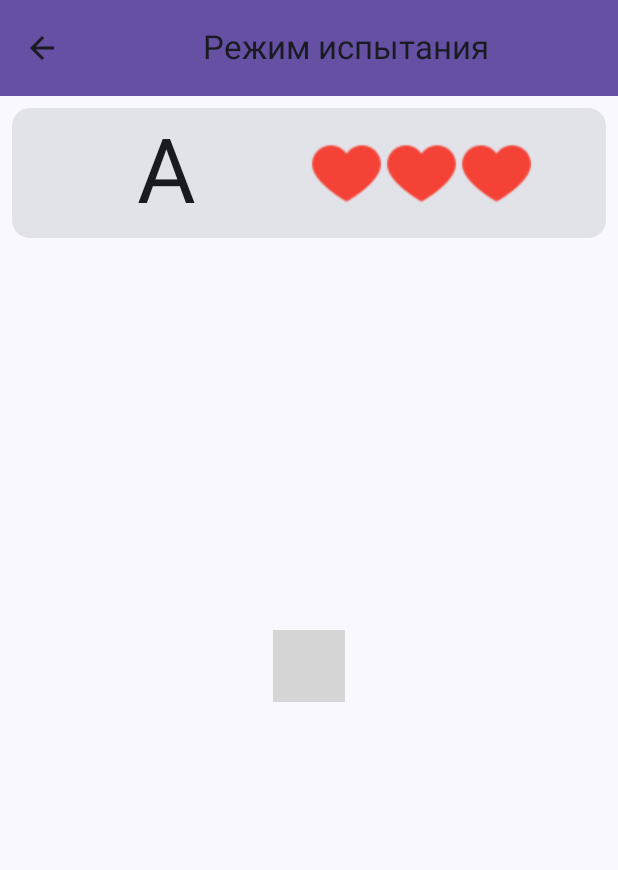
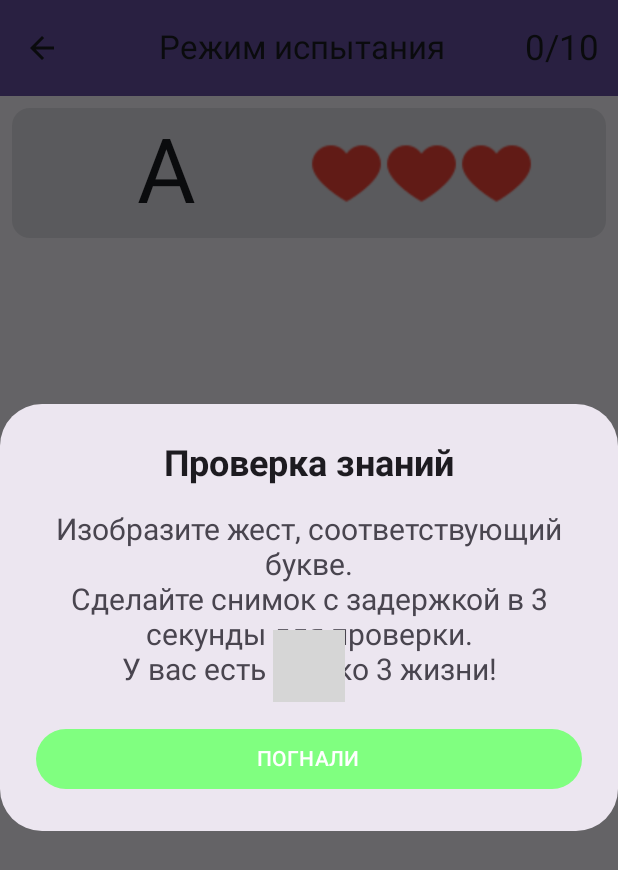
Before and after one commit to fikkkkus/LearnGestures, an Android app built with Jetpack Compose: the screen it shows after launch (ExaminationActivity), after a tap on "Испытание", on a phone screen of 412 x 824 dp. Shown: the top 870 px of the screen. Run offline under Robolectric (Android 15) with nearby library versions, the phone set to English and light mode, and no system bars; our stand-ins replace Room's generated code; libraries missing offline, so code that uses them is left out: com.chaquo.python; 2 statements that could not run were skipped; grey boxes are pictures that could not be loaded.

Commit message:
Last version(maybe)

```diff
--- a/app/build.gradle.kts
+++ b/app/build.gradle.kts
@@ -23,7 +23,6 @@ android {
         defaultConfig {
             pip {
                   install("numpy")
-                  install("scikit-learn")
                  install("tensorflow")
                install("opencv-python")
             }
--- a/app/src/main/java/com/bignerdranch/android/learngestures/ExaminationActivity.kt
+++ b/app/src/main/java/com/bignerdranch/android/learngestures/ExaminationActivity.kt
@@ -1,8 +1,5 @@
 package com.bignerdranch.android.learngestures
 
-import android.Manifest
-import android.content.pm.PackageManager
-import android.gesture.Gesture
 import android.net.Uri
 import android.os.Bundle
 import android.util.Log
@@ -10,7 +7,6 @@ import androidx.activity.ComponentActivity
 import androidx.activity.OnBackPressedDispatcher
 import androidx.activity.compose.LocalOnBackPressedDispatcherOwner
 import androidx.activity.compose.setContent
-import androidx.activity.result.contract.ActivityResultContracts
 import androidx.compose.foundation.Image
 import androidx.compose.foundation.background
 import androidx.compose.foundation.layout.Box
@@ -44,29 +40,24 @@ import androidx.compose.runtime.setValue
 import androidx.compose.ui.Alignment
 import androidx.compose.ui.Modifier
 import androidx.compose.ui.graphics.Color
-import androidx.compose.ui.platform.LocalContext
 import androidx.compose.ui.res.painterResource
 import androidx.compose.ui.text.TextStyle
+import androidx.compose.ui.text.font.FontWeight
 import androidx.compose.ui.text.style.TextAlign
 import androidx.compose.ui.unit.dp
 import androidx.compose.ui.unit.sp
-import androidx.core.content.ContextCompat
 import androidx.lifecycle.lifecycleScope
 import androidx.lifecycle.viewmodel.compose.viewModel
-import coil.compose.ImagePainter.State.Empty.painter
-import coil.compose.rememberImagePainter
 import com.bignerdranch.android.learngestures.db.data.GesturesEntity
 import com.bignerdranch.android.learngestures.ui.theme.LearnGesturesTheme
 import com.bignerdranch.android.learngestures.ui.theme.Purple40
 import com.chaquo.python.Python
-import com.chaquo.python.android.AndroidPlatform
 import kotlinx.coroutines.delay
-import kotlinx.coroutines.flow.Flow
 import kotlinx.coroutines.launch
 import java.io.File
 import java.util.concurrent.ExecutorService
 import java.util.concurrent.Executors
-import kotlin.random.Random
+
 
 
 class ExaminationActivity : ComponentActivity() {
@@ -78,33 +69,45 @@ class ExaminationActivity : ComponentActivity() {
     private lateinit var photoUri: Uri
     private var shouldShowPhoto: MutableState<Boolean> = mutableStateOf(false)
 
+    private val COUNT_GESTURES = 10
+    private val MAX_INDEX_GESTURE = 25
+    private var GESTURES_INDEXES = (0 until MAX_INDEX_GESTURE)
+        .toList()
+        //.shuffled()
+        .take(COUNT_GESTURES)
+
+    var indexLetter by mutableStateOf(0)
+    var thisLetter = ""
+
+    var openDialogExit by mutableStateOf(false)
+    var openDialogLoser by mutableStateOf(false)
+    var openDialogWinner by mutableStateOf(false)
+
+
+    var countHeartOn by mutableStateOf(3)
+    var countHeartOff by mutableStateOf(0)
+
+    var showInstructionDialog by mutableStateOf(true)
+
+    var showCheckmark by mutableStateOf(false)
+    var showCross by mutableStateOf(false)
+
     override fun onBackPressed() {
         openDialogExit = true
         return; super.onBackPressed()
     }
 
-    private val COUNT_GESTURES = 24
-
-    var openDialogExit by mutableStateOf(false)
-    var openDialogLoser by mutableStateOf(false)
-    var openDialogWinner by mutableStateOf(false)
-
-    var indexLetter by mutableStateOf(0)
-    var thisLetter = ""
-
-    var countHeartOn by mutableStateOf(3)
-    var countHeartOff by mutableStateOf(0)
-
-
     @OptIn(ExperimentalMaterial3Api::class)
     override fun onCreate(savedInstanceState: Bundle?) {
         super.onCreate(savedInstanceState)
-
 
         outputDirectory = getOutputDirectory()
         cameraExecutor = Executors.newSingleThreadExecutor()
 
         setContent {
+
+            showInstructionDialog()
+
             val mainViewModel: MainViewModel = viewModel(factory = MainViewModel.factory)
             val itemsList = mainViewModel.getAllGestures().collectAsState(listOf())
 
@@ -169,9 +172,22 @@ class ExaminationActivity : ComponentActivity() {
 
         if (predict == thisLetter) {
             indexLetter++
+
+            showCheckmark = true
+            lifecycleScope.launch {
+                delay(1500)
+                showCheckmark = false
+            }
+
         } else {
             countHeartOff++
             countHeartOn--
+
+            showCross = true
+            lifecycleScope.launch {
+                delay(1500)
+                showCross = false
+            }
         }
     }
 
@@ -185,6 +201,56 @@ class ExaminationActivity : ComponentActivity() {
     override fun onDestroy() {
         super.onDestroy()
         cameraExecutor.shutdown()
+    }
+    @Composable
+    private fun showInstructionDialog() {
+        if (showInstructionDialog) {
+            AlertDialog(
+                onDismissRequest = {
+                    showInstructionDialog = false
+                },
+                title = {
+                    Text(
+                        text = "Проверка знаний",
+                        fontSize = 24.sp,
+                        fontWeight = FontWeight.Bold,
+                        modifier = Modifier.fillMaxWidth(),
+                        textAlign = TextAlign.Center
+                    )
+                },
+                text = {
+                    Column {
+                        Text(
+                            text = "Изобразите жест, соответствующий букве.",
+                            style = TextStyle(fontSize = 20.sp),
+                            textAlign = TextAlign.Center
+                        )
+                        Text(
+                            text = "Сделайте снимок с задержкой в 3 секунды для проверки.",
+                            style = TextStyle(fontSize = 20.sp),
+                            textAlign = TextAlign.Center
+                        )
+                        Text(
+                            text = "У вас есть только 3 жизни!",
+                            style = TextStyle(fontSize = 20.sp),
+                            modifier = Modifier.fillMaxWidth(),
+                            textAlign = TextAlign.Center
+                        )
+                    }
+                },
+                confirmButton = {
+                    Button(
+                        modifier = Modifier.fillMaxWidth(),
+                        onClick = {
+                            showInstructionDialog = false
+                        },
+                        colors = ButtonDefaults.buttonColors(Color(128, 255, 128))
+                    ) {
+                        Text("ПОГНАЛИ")
+                    }
+                }
+            )
+        }
     }
 
     @OptIn(ExperimentalMaterial3Api::class)
@@ -208,6 +274,14 @@ class ExaminationActivity : ComponentActivity() {
                     )
                 }
             },
+            actions = {
+                Text(
+                    text = "$indexLetter/$COUNT_GESTURES",
+                    fontSize = 23.sp,
+                    modifier = Modifier.padding(end = 8.dp),
+                    color = MaterialTheme.colorScheme.onBackground,
+                )
+            }
         )
     }
 
@@ -236,15 +310,23 @@ class ExaminationActivity : ComponentActivity() {
                 )
             }
 
-            if (shouldShowPhoto.value) {
-                Image(
-                painter = rememberImagePainter(photoUri),
-                contentDescription = null,
-                modifier = Modifier.fillMaxSize()
-                )
+            if (showCheckmark) {
+                Checkmark()
             }
 
-            if (indexLetter > COUNT_GESTURES) {
+            if (showCross) {
+                Cross()
+            }
+
+//            if (shouldShowPhoto.value) {
+//                Image(
+//                painter = rememberImagePainter(photoUri),
+//                contentDescription = null,
+//                modifier = Modifier.fillMaxSize()
+//                )
+//            }
+
+            if (indexLetter > COUNT_GESTURES - 1) {
                 openDialogWinner = true
             } else {
                 itemsList.value?.let { letter ->
@@ -264,9 +346,9 @@ class ExaminationActivity : ComponentActivity() {
                                         .weight(1f)
                                         .align(Alignment.CenterVertically),
                                 ) {
-                                    thisLetter = letter[indexLetter].name;
+                                    thisLetter = letter[GESTURES_INDEXES[indexLetter]].name;
                                     Text(
-                                        text = letter[indexLetter].name,
+                                        text = letter[GESTURES_INDEXES[indexLetter]].name,
                                         style = MaterialTheme.typography.headlineLarge,
                                         fontSize = 60.sp,
                                         modifier = Modifier
@@ -290,6 +372,27 @@ class ExaminationActivity : ComponentActivity() {
             }
         }
     }
+
+    @Composable
+    private fun Checkmark() {
+        Image(
+            painter = painterResource(id = R.drawable.true1),
+            contentDescription = null,
+            modifier = Modifier
+                .size(200.dp)
+        )
+    }
+
+    @Composable
+    private fun Cross() {
+        Image(
+            painter = painterResource(id = R.drawable.false1),
+            contentDescription = null,
+            modifier = Modifier
+                .size(200.dp)
+        )
+    }
+
 
     @Composable
     private fun HeartsRow(countHeartOn: Int, countHeartOff: Int) {
@@ -396,7 +499,12 @@ class ExaminationActivity : ComponentActivity() {
             dismissButton = {
                 Button(
                     modifier = Modifier.fillMaxWidth(),
-                    onClick = { onRetry() },
+                    onClick = {
+                        GESTURES_INDEXES = (0 until MAX_INDEX_GESTURE)
+                        .toList()
+                        //.shuffled()
+                        .take(COUNT_GESTURES);
+                        onRetry() },
                     colors = ButtonDefaults.buttonColors(Color(128, 255, 128))
                 ) {
                     Text("Да")
--- a/app/src/main/java/com/bignerdranch/android/learngestures/MainActivity.kt
+++ b/app/src/main/java/com/bignerdranch/android/learngestures/MainActivity.kt
@@ -2,7 +2,6 @@ package com.bignerdranch.android.learngestures
 
 import android.content.pm.PackageManager
 import android.os.Bundle
-import android.util.Log
 import androidx.activity.ComponentActivity
 import androidx.activity.compose.setContent
 import androidx.activity.result.contract.ActivityResultContracts
@@ -12,14 +11,9 @@ import androidx.compose.material3.Surface
 import androidx.compose.material3.Text
 import androidx.compose.runtime.Composable
 import androidx.compose.ui.Modifier
-import androidx.compose.ui.tooling.preview.Preview
-import androidx.core.app.ActivityCompat
 import androidx.core.content.ContextCompat
 import com.bignerdranch.android.learngestures.ui.theme.LearnGesturesTheme
 import android.Manifest
-import android.net.Uri
-import androidx.compose.foundation.Image
-import androidx.compose.foundation.background
 import androidx.compose.foundation.layout.Arrangement
 import androidx.compose.foundation.layout.Box
 import androidx.compose.foundation.layout.Column
@@ -29,50 +23,29 @@ import androidx.compose.foundation.layout.fillMaxHeight
 import androidx.compose.foundation.layout.fillMaxWidth
 import androidx.compose.foundation.layout.height
 import androidx.compose.foundation.layout.padding
-import androidx.compose.foundation.layout.size
-import androidx.compose.foundation.layout.width
 import androidx.compose.foundation.layout.wrapContentHeight
-import androidx.compose.foundation.layout.wrapContentSize
-import androidx.compose.foundation.layout.wrapContentWidth
 import androidx.compose.material.icons.Icons
-import androidx.compose.material.icons.filled.QuestionMark
 import androidx.compose.material.icons.filled.School
-import androidx.compose.material.icons.filled.Settings
 import androidx.compose.material.icons.filled.Tv
 import androidx.compose.material.icons.filled.Whatshot
 import androidx.compose.material3.Button
 import androidx.compose.material3.Icon
-import androidx.compose.material3.IconButton
 import androidx.compose.runtime.MutableState
 import androidx.compose.runtime.mutableStateOf
 import androidx.compose.ui.Alignment
-import androidx.compose.ui.draw.clip
 import androidx.compose.ui.graphics.vector.ImageVector
 import androidx.compose.ui.text.TextStyle
 import androidx.compose.ui.text.font.FontWeight
 import androidx.compose.ui.unit.dp
 import androidx.compose.ui.unit.sp
-import androidx.core.content.PermissionChecker
-import coil.compose.rememberImagePainter
-import com.google.android.engage.common.datamodel.Image
-import java.io.File
-import java.util.concurrent.ExecutorService
-import java.util.concurrent.Executors
 import android.content.Intent
-import android.provider.MediaStore
-import androidx.compose.ui.focus.FocusDirection.Companion.In
-import androidx.core.content.ContentProviderCompat.requireContext
-import androidx.core.content.ContextCompat.startActivity
-import androidx.lifecycle.lifecycleScope
-import androidx.lifecycle.viewmodel.compose.viewModel
-import com.bignerdranch.android.learngestures.db.data.GesturesEntity
-import androidx.lifecycle.viewmodel.compose.viewModel
-import com.bignerdranch.android.learngestures.MainViewModel.Companion.factory
+import androidx.compose.material3.AlertDialog
+import androidx.compose.material3.ButtonDefaults
+import androidx.compose.runtime.getValue
+import androidx.compose.runtime.setValue
+import androidx.compose.ui.graphics.Color
 import com.chaquo.python.Python
 import com.chaquo.python.android.AndroidPlatform
-import kotlinx.coroutines.Dispatchers
-import kotlinx.coroutines.GlobalScope
-import kotlinx.coroutines.launch
 
 class MainActivity : ComponentActivity() {
 
@@ -85,6 +58,8 @@ class MainActivity : ComponentActivity() {
             shouldShowCamera.value = true
         }
     }
+
+    var openError by mutableStateOf(false)
 
     private fun initPython() {
         if (!Python.isStarted()) {
@@ -107,6 +82,7 @@ class MainActivity : ComponentActivity() {
 
     override fun onCreate(savedInstanceState: Bundle?) {
         initPython()
+
         super.onCreate(savedInstanceState)
         setContent {
             LearnGesturesTheme {
@@ -149,7 +125,14 @@ class MainActivity : ComponentActivity() {
     @Composable
     fun MenuButton(icon: ImageVector, text: String, onClick: () -> Unit) {
         Button(
-            onClick = onClick,
+            onClick = {
+                if (text == "Испытание") {
+                    onClick()
+                }
+                else{
+                   openError = true;
+                }
+            },
             modifier = Modifier
                 .fillMaxWidth()
                 .height(60.dp)
@@ -189,8 +172,6 @@ class MainActivity : ComponentActivity() {
                         activity.startActivity(intent)
                     }
             }
-
-            Log.e("errors1", "onCreate")
         }
     }
 
@@ -213,16 +194,36 @@ class MainActivity : ComponentActivity() {
             ) {
                 Text("Справочник жестов")
             }
+        }
+    }
 
-            IconButton(
-                onClick = { /* Handle settings icon click */ },
-                modifier = Modifier
-                    .size(48.dp)
-                    .align(Alignment.CenterEnd)
-            ) {
-                Icon(imageVector = Icons.Default.Settings, contentDescription = "Settings")
-            }
-        }
+    @Composable
+    fun Unavailable(){
+        AlertDialog(
+            onDismissRequest = {
+                openError = false
+            },
+            text = {
+                Column() {
+                    Text(
+                        modifier = Modifier
+                            .align(Alignment.CenterHorizontally)
+                            .padding(start = 18.dp),
+                        text = "Функционал в разработке",
+                        style = TextStyle(fontSize = 18.sp)
+                    )
+                }
+            },
+            confirmButton = {
+                Button(
+                    modifier = Modifier.fillMaxWidth(),
+                    onClick = { openError = false },
+                    colors = ButtonDefaults.buttonColors(Color(128, 255, 128))
+                ) {
+                    Text("ОК")
+                }
+            },
+        )
     }
 
     @Composable
@@ -232,18 +233,23 @@ class MainActivity : ComponentActivity() {
                 .fillMaxSize()
                 .padding(16.dp)
         ) {
+
+            if (openError == true) {
+                Unavailable()
+            }
+
             Header()
 
             Spacer(modifier = Modifier.height(36.dp))
 
             LearnGestureButton {
-                /* Handle button click */
+
             }
 
             Spacer(modifier = Modifier.height(8.dp))
 
             ShowGestureButton {
-                /* Handle button click */
+
             }
 
             Spacer(modifier = Modifier.height(8.dp))
```
Also changed, not shown: app/src/main/res/drawable/false1.png (added), app/src/main/res/drawable/true1.png (added), 1 other file.
